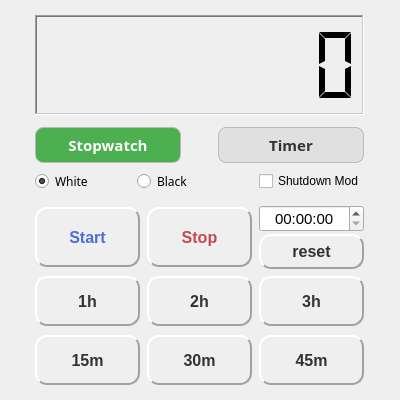
Qt form src/st.ui (Han-Dong-Jin/shutdown-timer) before a commit.
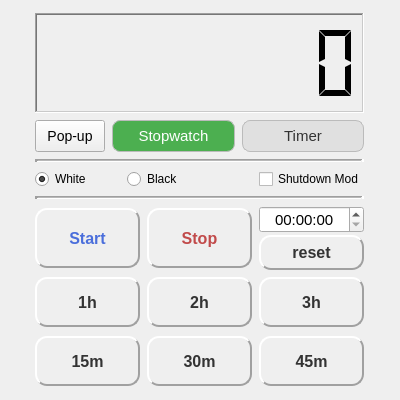
The same form after that commit.

Commit message: popup window added

What changed in the file:
```diff
--- a/src/st.ui
+++ b/src/st.ui
@@ -19,7 +19,7 @@
   <property name="minimumSize">
    <size>
     <width>400</width>
-    <height>100</height>
+    <height>90</height>
    </size>
   </property>
   <property name="maximumSize">
@@ -128,22 +128,6 @@
           </property>
          </widget>
         </item>
-        <item>
-         <spacer name="verticalSpacer_2">
-          <property name="orientation">
-           <enum>Qt::Vertical</enum>
-          </property>
-          <property name="sizeType">
-           <enum>QSizePolicy::Fixed</enum>
-          </property>
-          <property name="sizeHint" stdset="0">
-           <size>
-            <width>20</width>
-            <height>5</height>
-           </size>
-          </property>
-         </spacer>
-        </item>
         <item>
          <layout class="QHBoxLayout" name="horizontalLayout" stretch="0,0,0">
           <property name="spacing">
@@ -152,6 +136,50 @@
           <property name="sizeConstraint">
            <enum>QLayout::SetDefaultConstraint</enum>
           </property>
+          <item>
+           <widget class="QPushButton" name="pushButton_popup">
+            <property name="maximumSize">
+             <size>
+              <width>70</width>
+              <height>35</height>
+             </size>
+            </property>
+            <property name="font">
+             <font>
+              <family>Arial</family>
+              <pointsize>-1</pointsize>
+              <weight>50</weight>
+              <bold>false</bold>
+             </font>
+            </property>
+            <property name="cursor">
+             <cursorShape>PointingHandCursor</cursorShape>
+            </property>
+            <property name="toolTip">
+             <string>Pop-up LCD window</string>
+            </property>
+            <property name="styleSheet">
+             <string notr="true">
+QPushButton {
+	font-family: Arial;
+    font-size: 14px;
+    font-weight: normal;
+}</string>
+            </property>
+            <property name="text">
+             <string>Pop-up</string>
+            </property>
+            <property name="iconSize">
+             <size>
+              <width>30</width>
+              <height>20</height>
+             </size>
+            </property>
+            <property name="autoDefault">
+             <bool>false</bool>
+            </property>
+           </widget>
+          </item>
           <item>
            <widget class="QPushButton" name="pushButton_11">
             <property name="minimumSize">
@@ -162,10 +190,10 @@
             </property>
             <property name="font">
              <font>
-              <family>나눔스퀘어_ac Bold</family>
+              <family>Arial</family>
               <pointsize>11</pointsize>
-              <weight>75</weight>
-              <bold>true</bold>
+              <weight>50</weight>
+              <bold>false</bold>
              </font>
             </property>
             <property name="cursor">
@@ -197,22 +225,6 @@
             </property>
            </widget>
           </item>
-          <item>
-           <spacer name="horizontalSpacer">
-            <property name="orientation">
-             <enum>Qt::Horizontal</enum>
-            </property>
-            <property name="sizeType">
-             <enum>QSizePolicy::Fixed</enum>
-            </property>
-            <property name="sizeHint" stdset="0">
-             <size>
-              <width>30</width>
-              <height>20</height>
-             </size>
-            </property>
-           </spacer>
-          </item>
           <item>
            <widget class="QPushButton" name="pushButton_5">
             <property name="minimumSize">
@@ -223,10 +235,10 @@
             </property>
             <property name="font">
              <font>
-              <family>나눔스퀘어_ac Bold</family>
+              <family>Arial</family>
               <pointsize>11</pointsize>
-              <weight>75</weight>
-              <bold>true</bold>
+              <weight>50</weight>
+              <bold>false</bold>
              </font>
             </property>
             <property name="cursor">
@@ -260,6 +272,22 @@
           </item>
          </layout>
         </item>
+        <item>
+         <widget class="Line" name="line_2">
+          <property name="frameShadow">
+           <enum>QFrame::Sunken</enum>
+          </property>
+          <property name="lineWidth">
+           <number>3</number>
+          </property>
+          <property name="midLineWidth">
+           <number>1</number>
+          </property>
+          <property name="orientation">
+           <enum>Qt::Horizontal</enum>
+          </property>
+         </widget>
+        </item>
         <item>
          <layout class="QHBoxLayout" name="horizontalLayout_2">
           <item>
@@ -272,7 +300,8 @@
             </property>
             <property name="font">
              <font>
-              <family>나눔고딕</family>
+              <family>Arial</family>
+              <pointsize>9</pointsize>
               <weight>50</weight>
               <bold>false</bold>
              </font>
@@ -295,18 +324,22 @@
             </property>
             <property name="font">
              <font>
-              <family>나눔고딕</family>
+              <family>Arial</family>
+              <pointsize>9</pointsize>
               <weight>50</weight>
               <bold>false</bold>
              </font>
             </property>
+            <property name="layoutDirection">
+             <enum>Qt::LeftToRight</enum>
+            </property>
             <property name="text">
              <string>Black</string>
             </property>
            </widget>
           </item>
           <item>
-           <spacer name="horizontalSpacer_2">
+           <spacer name="horizontalSpacer">
             <property name="orientation">
              <enum>Qt::Horizontal</enum>
             </property>
@@ -315,7 +348,7 @@
             </property>
             <property name="sizeHint" stdset="0">
              <size>
-              <width>20</width>
+              <width>40</width>
               <height>20</height>
              </size>
             </property>
@@ -323,6 +356,15 @@
           </item>
           <item>
            <widget class="QCheckBox" name="checkBox">
+            <property name="font">
+             <font>
+              <family>Arial</family>
+              <pointsize>9</pointsize>
+              <weight>50</weight>
+              <italic>false</italic>
+              <bold>false</bold>
+             </font>
+            </property>
             <property name="toolTip">
              <string>When you enable shutdown mode, the system shuts down when the timer shuts down</string>
             </property>
@@ -340,20 +382,20 @@
          </layout>
         </item>
         <item>
-         <spacer name="verticalSpacer_3">
+         <widget class="Line" name="line_3">
+          <property name="frameShadow">
+           <enum>QFrame::Sunken</enum>
+          </property>
+          <property name="lineWidth">
+           <number>3</number>
+          </property>
+          <property name="midLineWidth">
+           <number>1</number>
+          </property>
           <property name="orientation">
-           <enum>Qt::Vertical</enum>
+           <enum>Qt::Horizontal</enum>
           </property>
-          <property name="sizeType">
-           <enum>QSizePolicy::Fixed</enum>
-          </property>
-          <property name="sizeHint" stdset="0">
-           <size>
-            <width>20</width>
-            <height>5</height>
-           </size>
-          </property>
-         </spacer>
+         </widget>
         </item>
         <item>
          <layout class="QVBoxLayout" name="verticalLayout_2">
```
Left out of the diff: 2 changed lines with no effect on the pictures. The commit also changes 19 other files.
